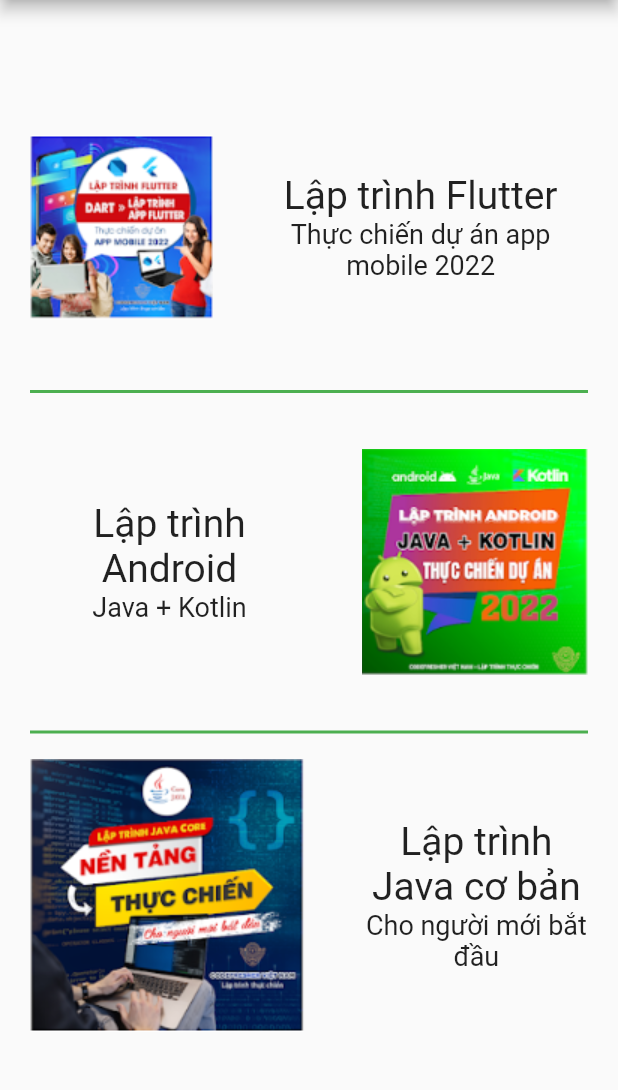
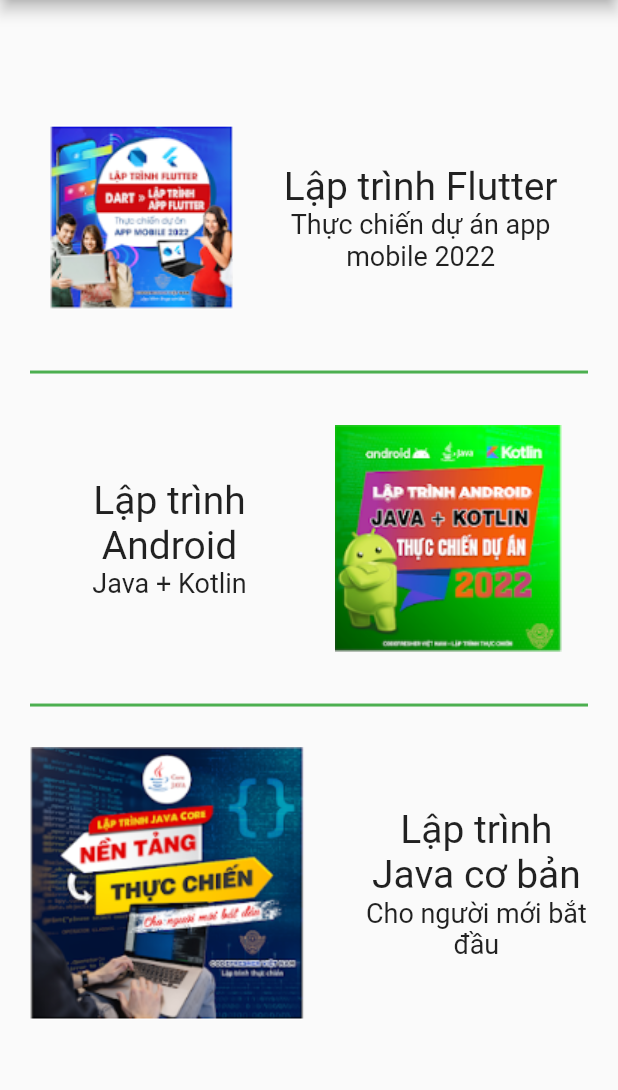
Before and after one commit to doannga/exerciseb3, a Flutter app: the screen it shows after launch, on a phone screen of 412 x 824 dp, the part 84-1174 px from its top. Run offline on Flutter 3.47's test engine with Material 2 defaults, Android fonts, the phone set to English and light mode, and no system bars.

Commit message:
Chang flexible to expanded

```diff
--- a/lib/btvn_day4_2.dart
+++ b/lib/btvn_day4_2.dart
@@ -22,11 +22,11 @@ class _FlexDemoState extends State<FlexDemo> {
           child: Column(
             children: [
               Container(
-                padding: EdgeInsets.symmetric(vertical: 40),
+                padding: EdgeInsets.symmetric(vertical: 20),
                 child: Row(
-                  mainAxisAlignment: MainAxisAlignment.spaceBetween,
+                  mainAxisAlignment: MainAxisAlignment.center,
                   children: [
-                    Flexible(
+                    Expanded(
                       flex: 2,
                       child: Image.asset(
                         'assets/images/image1.PNG',
@@ -37,10 +37,10 @@ class _FlexDemoState extends State<FlexDemo> {
                     // const SizedBox(
                     //   width: 5,
                     // ),
-                    Flexible(
+                    Expanded(
                       flex: 3,
                       child: Column(
-                        mainAxisAlignment: MainAxisAlignment.spaceBetween,
+                        //mainAxisAlignment: MainAxisAlignment.spaceBetween,
                         children: const [
                           Text(
                             'Lập trình Flutter',
@@ -69,14 +69,14 @@ class _FlexDemoState extends State<FlexDemo> {
                 thickness: 2,
               ),
               Container(
-                padding: EdgeInsets.symmetric(vertical: 30),
+                padding: EdgeInsets.symmetric(vertical: 10),
                 child: Row(
-                  mainAxisAlignment: MainAxisAlignment.spaceBetween,
+                  mainAxisAlignment: MainAxisAlignment.center,
                   children: [
-                    Flexible(
+                    Expanded(
                       flex: 1,
                       child: Column(
-                        mainAxisAlignment: MainAxisAlignment.start,
+                        mainAxisAlignment: MainAxisAlignment.center,
                         children: const [
                           Text(
                             'Lập trình Android',
@@ -97,7 +97,7 @@ class _FlexDemoState extends State<FlexDemo> {
                         ],
                       ),
                     ),
-                    Flexible(
+                    Expanded(
                       flex: 1,
                       child: Image.asset(
                         'assets/images/image2.PNG',
@@ -111,21 +111,22 @@ class _FlexDemoState extends State<FlexDemo> {
                 thickness: 2,
               ),
               Container(
-                padding: const EdgeInsets.symmetric(vertical: 10),
+                //padding: const EdgeInsets.symmetric(vertical: 5),
                 child: Row(
-                  mainAxisAlignment: MainAxisAlignment.spaceBetween,
+                  mainAxisAlignment: MainAxisAlignment.center,
                   children: [
-                    Flexible(
+                    Expanded(
                       flex: 3,
                       child: Image.asset(
                         'assets/images/image3.PNG',
+                        alignment: Alignment.centerLeft,
                       ),
                     ),
-                    Flexible(
+                    Expanded(
                       flex: 2,
                       child: Column(
                         //mainAxisAlignment: MainAxisAlignment.spaceBetween,
-                        crossAxisAlignment: CrossAxisAlignment.center,
+                        //crossAxisAlignment: CrossAxisAlignment.center,
                         children: const [
                           Text(
                             'Lập trình Java cơ bản',
```
